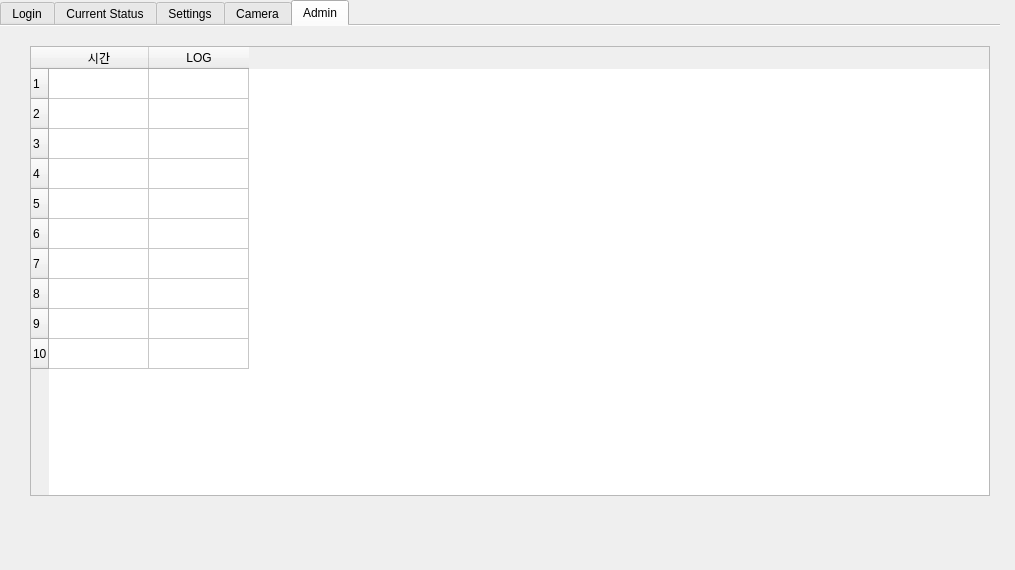
quilp007/SMRS, file SMRS.ui: the form before one commit.
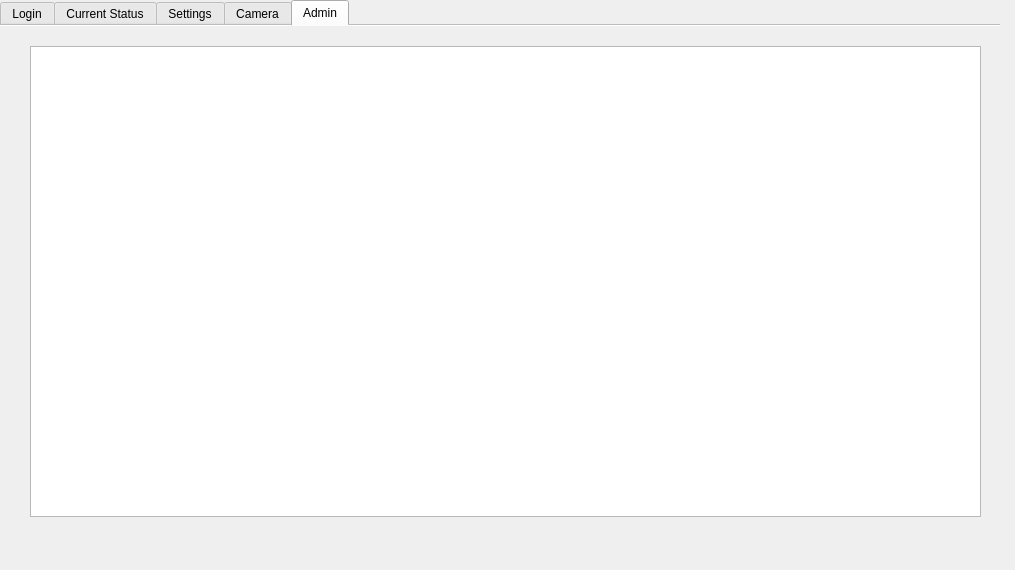
The form after the commit. The open tabs and pages were chosen to show the change. Icons and pictures are not drawn.

Commit message: - change textEdit in log tab - add log

```diff
--- a/SMRS.ui
+++ b/SMRS.ui
@@ -1600,87 +1600,15 @@
     <attribute name="title">
      <string>Admin</string>
     </attribute>
-    <widget class="QTableWidget" name="tableWidget">
-     <property name="enabled">
-      <bool>true</bool>
-     </property>
+    <widget class="QTextEdit" name="textEdit_log">
      <property name="geometry">
       <rect>
        <x>30</x>
        <y>20</y>
-       <width>960</width>
-       <height>450</height>
+       <width>951</width>
+       <height>471</height>
       </rect>
      </property>
-     <property name="rowCount">
-      <number>10</number>
-     </property>
-     <property name="columnCount">
-      <number>2</number>
-     </property>
-     <attribute name="horizontalHeaderHighlightSections">
-      <bool>true</bool>
-     </attribute>
-     <row>
-      <property name="text">
-       <string>1</string>
-      </property>
-     </row>
-     <row>
-      <property name="text">
-       <string>2</string>
-      </property>
-     </row>
-     <row>
-      <property name="text">
-       <string>3</string>
-      </property>
-     </row>
-     <row>
-      <property name="text">
-       <string>4</string>
-      </property>
-     </row>
-     <row>
-      <property name="text">
-       <string>5</string>
-      </property>
-     </row>
-     <row>
-      <property name="text">
-       <string>6</string>
-      </property>
-     </row>
-     <row>
-      <property name="text">
-       <string>7</string>
-      </property>
-     </row>
-     <row>
-      <property name="text">
-       <string>8</string>
-      </property>
-     </row>
-     <row>
-      <property name="text">
-       <string>9</string>
-      </property>
-     </row>
-     <row>
-      <property name="text">
-       <string>10</string>
-      </property>
-     </row>
-     <column>
-      <property name="text">
-       <string>시간</string>
-      </property>
-     </column>
-     <column>
-      <property name="text">
-       <string>LOG</string>
-      </property>
-     </column>
     </widget>
    </widget>
   </widget>
```
Left out of the diff: 2 changed lines with no effect on the pictures. The commit also changes 1 other file.
